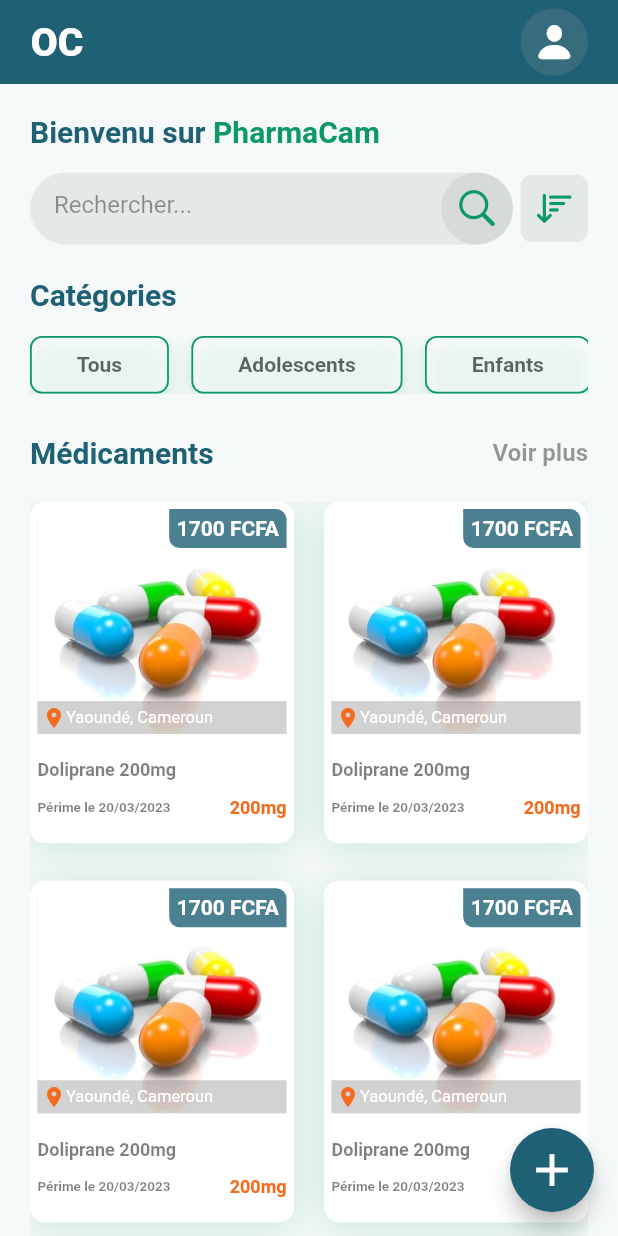
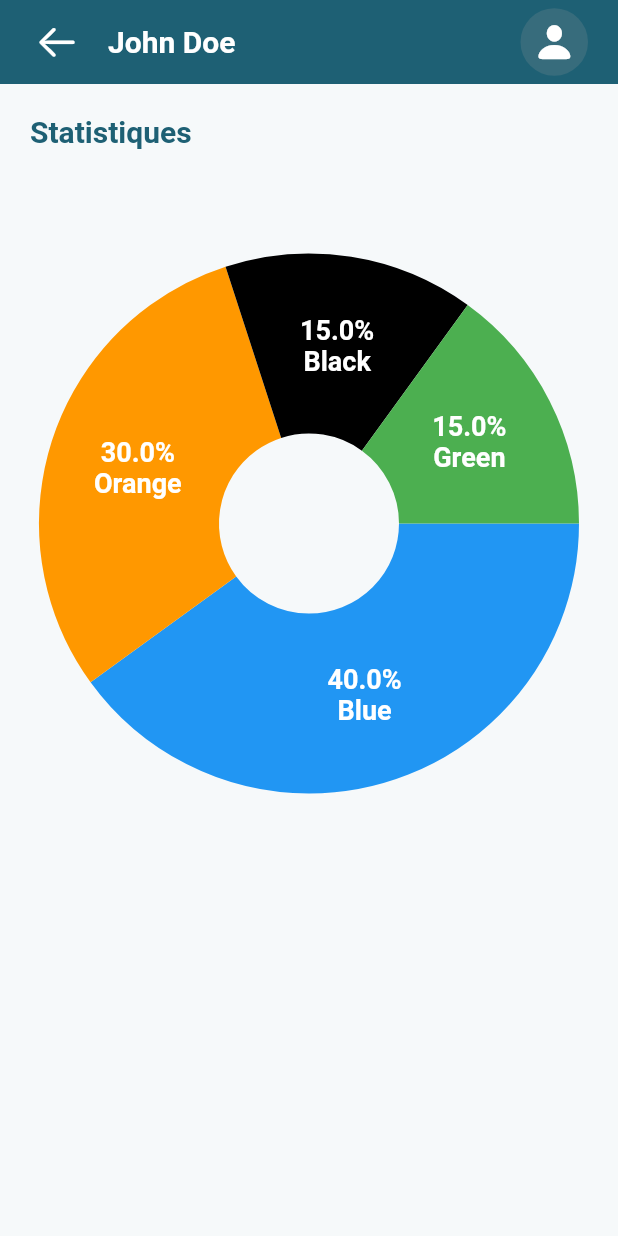
Before and after one commit to Keep-project/frontend-pharmacy, a Flutter app: the HomeScreen screen opened by its route, after a tap on an icon or button, on a phone screen of 412 x 824 dp. Run offline on Flutter 3.47's test engine with Material 2 defaults, Android fonts, the phone set to English and light mode, and no system bars; drawn by our look-alikes of fl_chart; our stand-ins replace dio, get, google_maps_flutter, shared_preferences; accounts and stored records are empty.

Commit message:
Création du dashbord d'utilisateur

```diff
--- a/lib/router/app_pages.dart
+++ b/lib/router/app_pages.dart
@@ -2,6 +2,7 @@
 
 import 'package:get/get.dart';
 import 'package:pharmacy_app/router/app_router.dart';
+import 'package:pharmacy_app/screens/dashbord/dashbord.dart';
 import 'package:pharmacy_app/screens/details/details.dart';
 import 'package:pharmacy_app/screens/home/home.dart';
 import 'package:pharmacy_app/screens/login/login.dart';
@@ -64,5 +65,11 @@ class AppPages {
       page: () => const OnboardingScreen(),
       binding: OnboardingScreenBinding(),
     ),
+
+    GetPage(
+      name: AppRoutes.DASHBORD,
+      page: () => const DashbordScreen(),
+      binding: DashbordScreenBinding(),
+    ),
   ];
 }
--- a/lib/router/app_router.dart
+++ b/lib/router/app_router.dart
@@ -13,4 +13,5 @@ class AppRoutes {
   static const String MEDICAMENTSFORM = "/medicament_form";
   static const String PHARMACIEFORM = "/pharmacie_form";
   static const String ONBOARDING = "/onboarding";
+  static const String DASHBORD = "/dashboard";
 }
--- /dev/null
+++ b/lib/screens/dashbord/components/pie_data.dart
@@ -0,0 +1,40 @@
+import 'package:fl_chart/fl_chart.dart';
+import 'package:flutter/material.dart';
+import 'package:pharmacy_app/core/app_colors.dart';
+
+class PieData {
+  static List<Data> data = [
+    Data(name: "Blue", percent: 40, color: Colors.blue),
+    Data(name: "Orange", percent: 30, color: Colors.orange),
+    Data(name: "Black", percent: 15, color: Colors.black),
+    Data(name: "Green", percent: 15, color: Colors.green),
+  ];
+}
+
+
+
+class Data{
+  final String name;
+  final double percent;
+  final Color color;
+
+  Data({ required this.name, required this.percent, required this.color});
+
+}
+
+List<PieChartSectionData> getSections() => PieData.data.asMap().map<int, PieChartSectionData>((index, data){
+
+  final value = PieChartSectionData(
+    color: data.color,
+    value: data.percent,
+    title: "${data.percent}%\n${data.name}",
+    radius: 120,
+    titleStyle: const TextStyle(
+      color: kWhiteColor,
+      fontSize: 18,
+      fontWeight: FontWeight.w600,
+    ),
+  );
+
+  return MapEntry(index, value);
+}).values.toList();
--- /dev/null
+++ b/lib/screens/dashbord/dashbord.dart
@@ -0,0 +1,5 @@
+
+
+export './dashbord_screen.dart';
+export './dashbord_controller.dart';
+export './dashbord_binding.dart';
--- /dev/null
+++ b/lib/screens/dashbord/dashbord_binding.dart
@@ -0,0 +1,12 @@
+
+import 'package:get/get.dart';
+import 'package:pharmacy_app/screens/dashbord/dashbord_controller.dart';
+
+
+class DashbordScreenBinding extends Bindings{
+
+  @override
+  void dependencies() {
+    Get.lazyPut<DashbordScreenController>(() => DashbordScreenController());
+  }
+}
--- /dev/null
+++ b/lib/screens/dashbord/dashbord_controller.dart
@@ -0,0 +1,21 @@
+import 'package:get/get.dart';
+
+import 'package:flutter/material.dart';
+
+class DashbordScreenController extends GetxController {
+  int key = 0;
+
+  Map<String, dynamic> dataMap = {
+    'Electricity': 5,
+    'Water': 2,
+    'Food': 2,
+    'Gas': 3,
+  };
+
+  List<Color> colorList = [
+    Colors.red,
+    Colors.yellow,
+    Colors.green,
+    Colors.blue,
+  ];
+}
--- /dev/null
+++ b/lib/screens/dashbord/dashbord_screen.dart
@@ -0,0 +1,97 @@
+
+import 'package:fl_chart/fl_chart.dart';
+import 'package:flutter/cupertino.dart';
+import 'package:flutter/material.dart';
+import 'package:get/get.dart';
+import 'package:pharmacy_app/components/title_text.dart';
+import 'package:pharmacy_app/core/app_colors.dart';
+import 'package:pharmacy_app/core/app_sizes.dart';
+import 'package:pharmacy_app/screens/dashbord/components/pie_data.dart';
+import 'package:pharmacy_app/screens/dashbord/dashbord_controller.dart';
+
+
+class DashbordScreen extends GetView<DashbordScreenController> {
+  const DashbordScreen({Key? key}) : super(key: key);
+
+  @override
+  Widget build(BuildContext context) {
+    return SafeArea(
+      child: Scaffold(
+        appBar: buildAppBar(),
+        body: GetBuilder<DashbordScreenController>(
+          builder: (controller){
+            return Container(
+              height: Get.height,
+              width: Get.width,
+              padding: const EdgeInsets.symmetric(horizontal: kDefaultPadding),
+              decoration: const BoxDecoration(
+                // color: kTextColor,
+              ),
+              child: SingleChildScrollView(
+                child: Column(
+                  crossAxisAlignment: CrossAxisAlignment.start,
+                  children: [
+                    const SizedBox( height: kDefaultMargin*2),
+                    const TitleText(title: "Statistiques",),
+                    const SizedBox( height: kDefaultMargin*10),
+                    Container(
+                      height: 300,
+                      width: Get.width,
+                      child: PieChart(
+                        PieChartData(
+                          borderData: FlBorderData(show: false),
+                          sectionsSpace: 0,
+                          centerSpaceRadius: 60,
+                          sections: getSections(),
+                        ),
+                      ),
+                    ),
+                  ],
+                ))
+            );
+          },
+        ),
+      ),
+    );
+  }
+
+
+  AppBar buildAppBar() {
+    return AppBar(
+      elevation: 0,
+      backgroundColor: kTextColor2,
+      title: const Text("John Doe",
+        style: TextStyle(
+          color: kWhiteColor,
+          fontSize: 20,
+          fontWeight: FontWeight.w600,
+        ),
+      ),
+      leading:  Padding(
+        padding: const EdgeInsets.only(left: kDefaultPadding),
+        child: Center(
+          child: GestureDetector(
+            onTap: () {
+              Get.back();
+            },
+            child: const Icon(CupertinoIcons.arrow_left, color: kWhiteColor, size: 30)),
+        ),
+      ),
+      actions: [
+        Container(
+          height: 45,
+          width: 45,
+          margin: const EdgeInsets.only(right: kDefaultMargin * 2),
+          decoration: BoxDecoration(
+            color: kGreyColor,
+            shape: BoxShape.circle,
+          ),
+          child: const Center(
+              child: Icon(CupertinoIcons.person_fill,
+                  size: 30, color: kWhiteColor)),
+        ),
+      ],
+    );
+  }
+
+}
--- a/lib/screens/home/home_screen.dart
+++ b/lib/screens/home/home_screen.dart
@@ -132,9 +132,9 @@ class HomeScreen extends StatelessWidget {
         ),
       ),
       actions: [
-        InkWell(
+        GestureDetector(
           onTap: () {
-            print("Profil");
+            Get.toNamed(AppRoutes.DASHBORD);
           },
           child: Container(
             height: 45,
--- a/lib/screens/medicaments/medicaments_screen.dart
+++ b/lib/screens/medicaments/medicaments_screen.dart
@@ -6,6 +6,7 @@ import 'package:get/get.dart';
 import 'package:pharmacy_app/components/title_text.dart';
 import 'package:pharmacy_app/core/app_colors.dart';
 import 'package:pharmacy_app/core/app_sizes.dart';
+import 'package:pharmacy_app/router/app_router.dart';
 import 'package:pharmacy_app/screens/home/components/medicament_card.dart';
 import 'package:pharmacy_app/screens/home/components/search_custom_button.dart';
 import 'package:pharmacy_app/screens/medicaments/medicaments.dart';
@@ -72,7 +73,7 @@ class MedicamentScreen extends GetView<MedicamentscreenController> {
       actions: [
         InkWell(
           onTap: () {
-            print("Profil");
+            Get.toNamed(AppRoutes.DASHBORD);
           },
           child: Container(
             height: 45,
--- a/pubspec.yaml
+++ b/pubspec.yaml
@@ -42,6 +42,7 @@ dependencies:
   google_place: ^0.4.7
   google_maps_flutter: ^2.1.7
   geocoding: ^2.0.4
+  fl_chart: ^0.51.0
 
 dev_dependencies:
   flutter_test:
```
Also changed, not shown: pubspec.lock.
